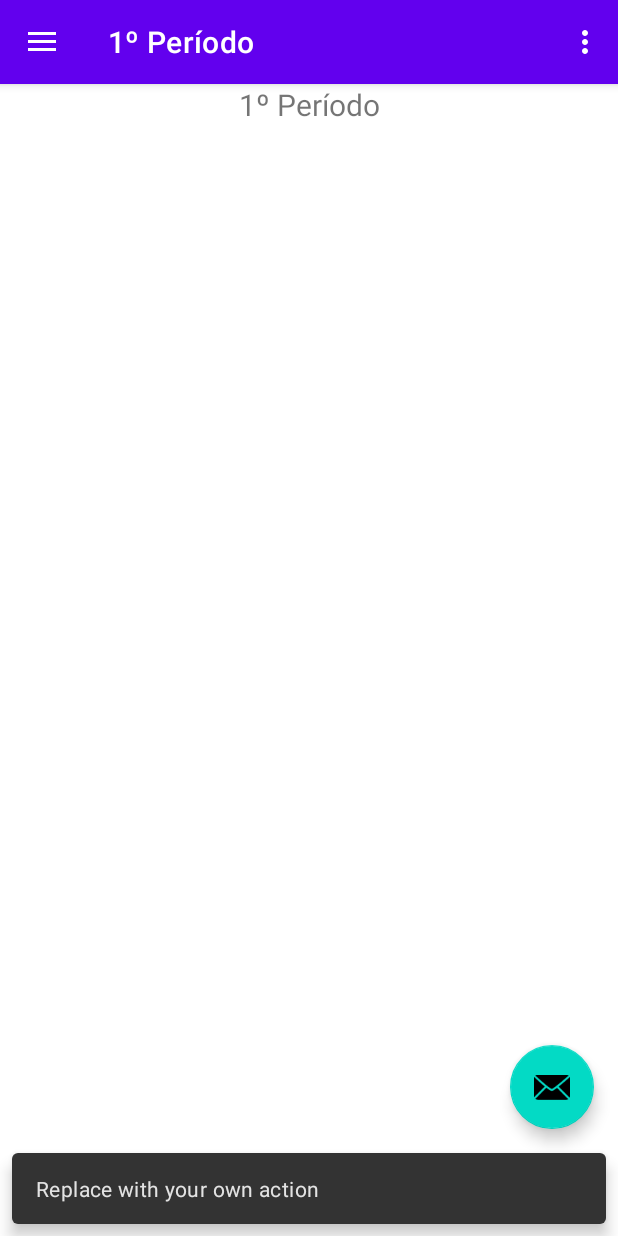
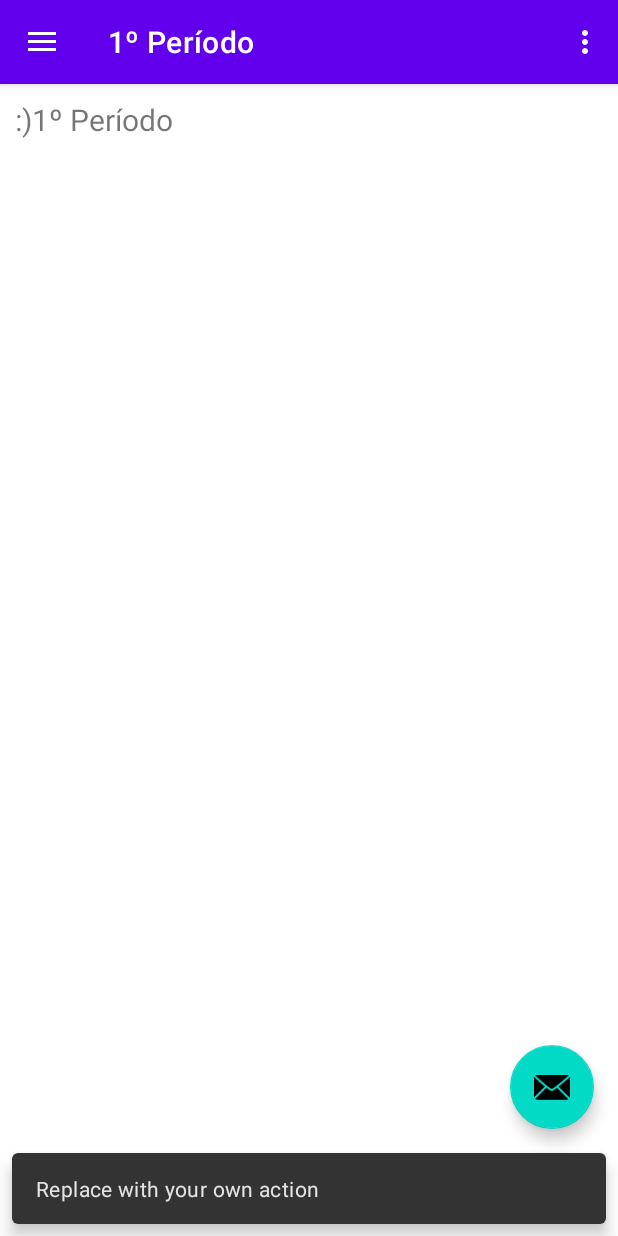
Before and after one commit to mateuscostacl/pdm2-navigation-drawer-02, an Android app: the screen it shows after launch (MainActivity), after a tap on an icon or button, on a phone screen of 412 x 824 dp. Run offline under Robolectric (Android 15) with nearby library versions, the phone set to English and light mode, and no system bars; our stand-ins replace navigation-ui.

Commit message:
Corrigindo erro de navegação

```diff
--- a/app/src/main/res/layout/fragment_p1.xml
+++ b/app/src/main/res/layout/fragment_p1.xml
@@ -4,12 +4,21 @@
     xmlns:tools="http://schemas.android.com/tools"
     android:layout_width="match_parent"
     android:layout_height="match_parent"
-    android:orientation="vertical"
+    android:padding="10sp"
+    android:orientation="horizontal"
     tools:context=".ui.P1Fragment">
 
     <TextView
+        android:id="@+id/tv_emoji"
+        android:text=":)"
+        android:layout_width="wrap_content"
+        android:layout_height="wrap_content"
+        android:textAlignment="center"
+        android:textSize="20sp"/>
+    <TextView
         android:id="@+id/tv_title"
-        android:layout_width="match_parent"
+        android:text=":)"
+        android:layout_width="wrap_content"
         android:layout_height="wrap_content"
         android:textAlignment="center"
         android:textSize="20sp"/>
--- a/app/src/main/res/menu/activity_main_drawer.xml
+++ b/app/src/main/res/menu/activity_main_drawer.xml
@@ -19,14 +19,14 @@
         <item
             android:id="@+id/nav_p4"
             android:icon="@drawable/ic_menu_slideshow"
-            android:title="@string/menu_p3" />
+            android:title="@string/menu_p4" />
         <item
             android:id="@+id/nav_p5"
             android:icon="@drawable/ic_menu_slideshow"
-            android:title="@string/menu_p3" />
+            android:title="@string/menu_p5" />
         <item
             android:id="@+id/nav_p6"
             android:icon="@drawable/ic_menu_slideshow"
-            android:title="@string/menu_p3" />
+            android:title="@string/menu_p6" />
     </group>
 </menu>
--- a/app/src/main/res/navigation/mobile_navigation.xml
+++ b/app/src/main/res/navigation/mobile_navigation.xml
@@ -13,31 +13,31 @@
 
     <fragment
         android:id="@+id/nav_p2"
-        android:name="com.example.pdm2_navigation_drawer_02.ui.p2.P2Fragment"
+        android:name="com.example.pdm2_navigation_drawer_02.ui.P2Fragment"
         android:label="@string/menu_p2"
         tools:layout="@layout/fragment_p2" />
 
     <fragment
         android:id="@+id/nav_p3"
-        android:name="com.example.pdm2_navigation_drawer_02.ui.p3.P3Fragment"
+        android:name="com.example.pdm2_navigation_drawer_02.ui.P3Fragment"
         android:label="@string/menu_p3"
         tools:layout="@layout/fragment_p3" />
 
     <fragment
         android:id="@+id/nav_p4"
-        android:name="com.example.pdm2_navigation_drawer_02.ui.p4.P4Fragment"
+        android:name="com.example.pdm2_navigation_drawer_02.ui.P4Fragment"
         android:label="@string/menu_p4"
         tools:layout="@layout/fragment_p4" />
 
     <fragment
         android:id="@+id/nav_p5"
-        android:name="com.example.pdm2_navigation_drawer_02.ui.p5.P5Fragment"
+        android:name="com.example.pdm2_navigation_drawer_02.ui.P5Fragment"
         android:label="@string/menu_p5"
         tools:layout="@layout/fragment_p5" />
 
     <fragment
         android:id="@+id/nav_p6"
-        android:name="com.example.pdm2_navigation_drawer_02.ui.p6.P6Fragment"
+        android:name="com.example.pdm2_navigation_drawer_02.ui.P6Fragment"
         android:label="@string/menu_p6"
         tools:layout="@layout/fragment_p6" />
 
```
